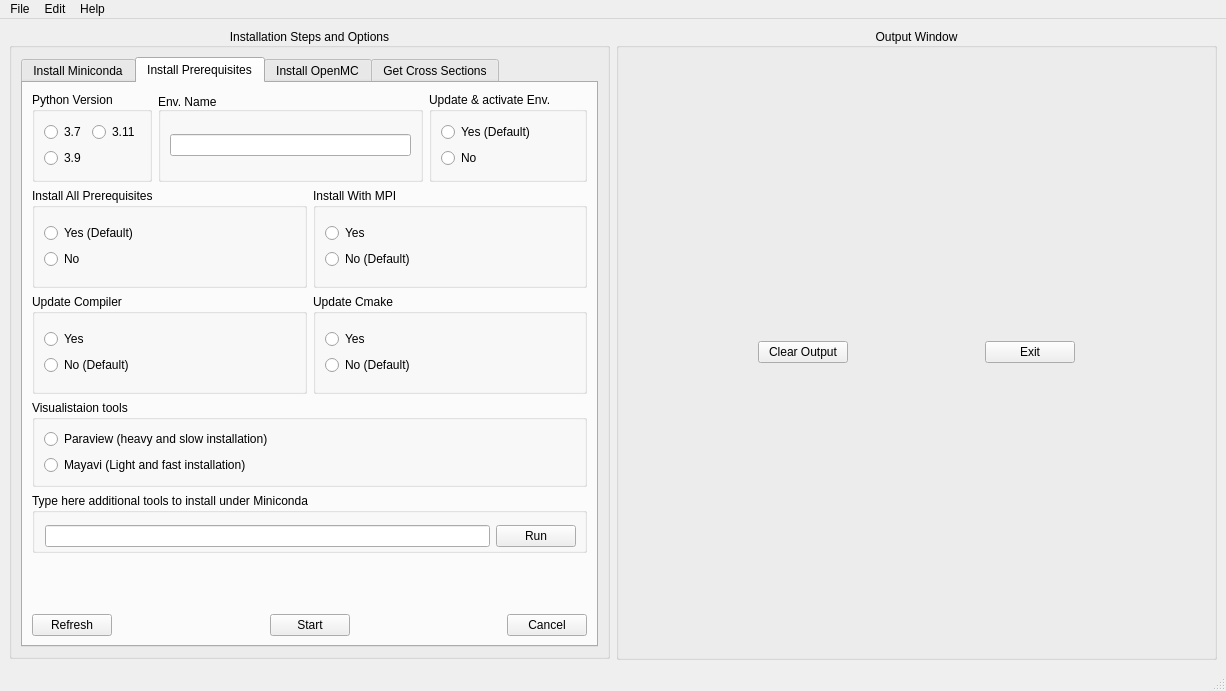
First picture: the form in src/ui/GUI_Install.ui, repository tarekbardouni/ERSN-OpenMC-Py, before the edit.
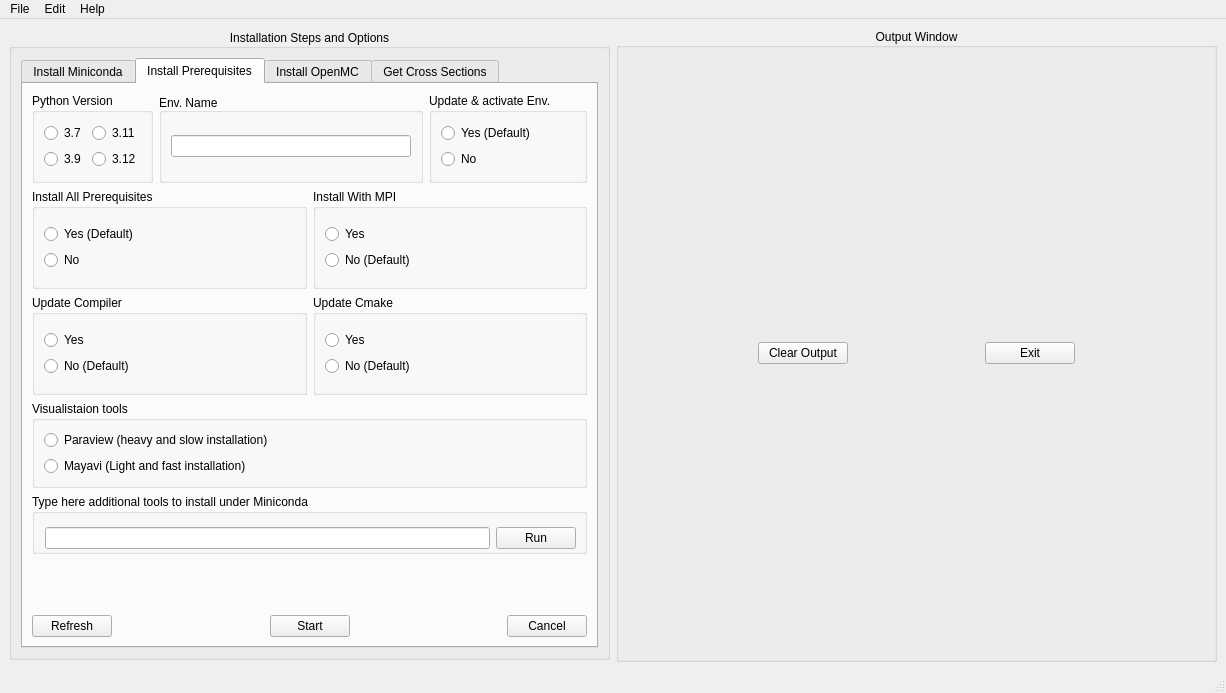
Second picture: the form after the edit. The open tabs and pages were chosen to show the change.

Diff of the .ui file:
```diff
--- a/src/ui/GUI_Install.ui
+++ b/src/ui/GUI_Install.ui
@@ -7,7 +7,7 @@
     <x>0</x>
     <y>0</y>
     <width>1226</width>
-    <height>691</height>
+    <height>693</height>
    </rect>
   </property>
   <property name="windowTitle">
@@ -506,7 +506,7 @@
                 <x>13</x>
                 <y>31</y>
                 <width>531</width>
-                <height>25</height>
+                <height>27</height>
                </rect>
               </property>
               <layout class="QHBoxLayout" name="horizontalLayout_2">
@@ -773,6 +773,13 @@
                     </property>
                    </widget>
                   </item>
+                  <item row="1" column="1">
+                   <widget class="QRadioButton" name="rB_py312_prerequis">
+                    <property name="text">
+                     <string>3.12</string>
+                    </property>
+                   </widget>
+                  </item>
                  </layout>
                 </item>
                </layout>
```
Left out of the diff: 28 changed lines with no effect on the pictures.
